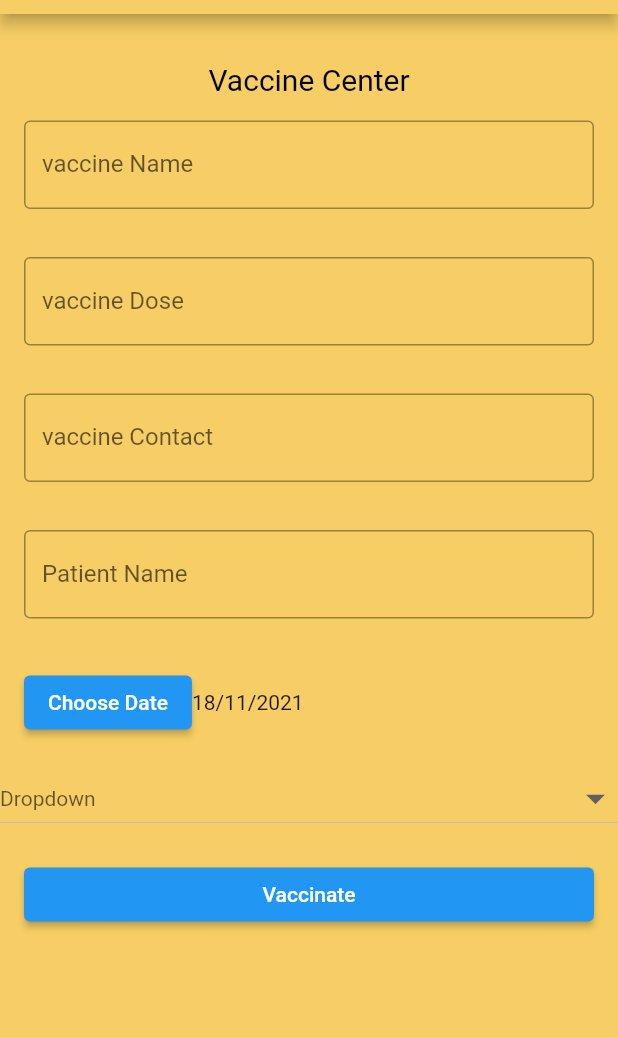
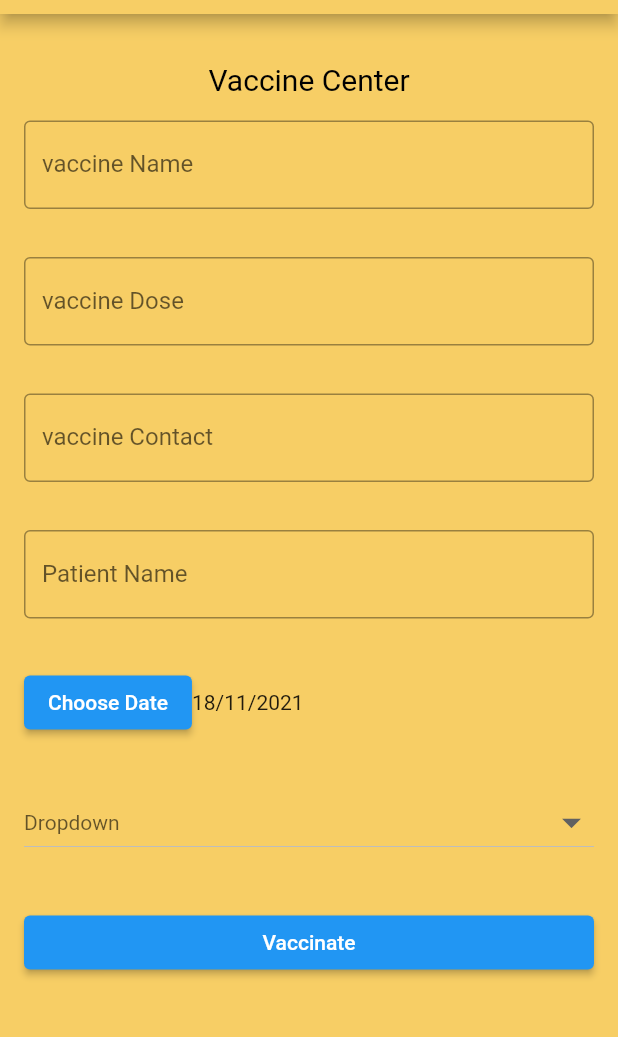
Before and after one commit to abishek12/MediTech, a Flutter app: the VaccineBook screen opened directly with empty values, after a tap on "Vaccinate", on a phone screen of 412 x 824 dp, the part 70-1107 px from its top. Run offline on Flutter 3.47's test engine with Material 2 defaults, Android fonts, the light colour scheme and no system bars; our stand-ins replace cloud_firestore, double_back_to_close_app, firebase_auth, firebase_core, geolocator; accounts and stored records are empty; network calls fail.

Commit message:
Fix Bugs 1.0.4.3

```diff
--- a/lib/screen/home_screen.dart
+++ b/lib/screen/home_screen.dart
@@ -6,6 +6,7 @@ import 'package:flutter/material.dart';
 import 'package:flutter/services.dart';
 import 'package:medicalapp/constants/styles.dart';
 import 'package:medicalapp/main.dart';
+import 'package:medicalapp/screen/login_screen.dart';
 import 'package:medicalapp/widgets/custom_appbar.dart';
 import 'package:medicalapp/widgets/custom_carousel.dart';
 import 'package:medicalapp/widgets/custom_drawer.dart';
@@ -36,8 +37,11 @@ class CheckUserRole extends StatelessWidget {
           default:
             if (snapshot.data!['role'] == "patient") {
               return PatientHomeScreen();
+            }
+            if (snapshot.data!['role'] == "doctor") {
+              return DoctorHomeScreen();
             } else {
-              return DoctorHomeScreen();
+              return LoginScreen();
             }
         }
       },
--- a/lib/screen/register_patient.dart
+++ b/lib/screen/register_patient.dart
@@ -37,7 +37,6 @@ class _RegisterPatientScreenState extends State<RegisterPatientScreen> {
           "age": _age,
           "joinedDate": DateTime.now()
         }));
-        print("$_fullName, $_email");
         Navigator.pushNamed(context, "/login");
       } on FirebaseAuthException catch (e) {
         if (e.code == 'weak-password') {
--- a/lib/screen/vaccine.dart
+++ b/lib/screen/vaccine.dart
@@ -14,33 +14,12 @@ class VaccineScreen extends StatefulWidget {
 }
 
 class _VaccineScreenState extends State<VaccineScreen> {
-
-  // @override
-  // void initState() {
-  //   super.initState();
-  //   getCurrentLocation();
-  // }
-
   @override
   Widget build(BuildContext context) {
-    String latitude = "";
-    String longitude = "";
-
-    // getCurrentLocation() async {
-    //   final geoPosition = await Geolocator.getCurrentPosition(
-    //       desiredAccuracy: LocationAccuracy.high);
-    //   setState(() {
-    //     latitude = "${geoPosition.latitude}";
-    //     longitude = "${geoPosition.longitude}";
-    //     print("$latitude + $longitude");
-    //   });
-    // }
-
     return StreamBuilder<QuerySnapshot<Map<String, dynamic>>>(
       stream: FirebaseFirestore.instance.collection('vaccine').snapshots(),
       builder: (_, snapshot) {
         if (snapshot.hasError) return Text('Error = ${snapshot.error}');
-
         if (snapshot.hasData) {
           final docs = snapshot.data!.docs;
           return Scaffold(
@@ -68,9 +47,7 @@ class _VaccineScreenState extends State<VaccineScreen> {
                                         vName: data['name'],
                                         vContact: data['contact'],
                                         vDose: data['dose'],
-                                        time: data['time'],
                                         patientName: "Abishek Khanal",
-                                        datePicker: "22222",
                                       )));
                         },
                         icon: Icon(CupertinoIcons.arrow_right_circle),
--- a/lib/screen/vaccine_book.dart
+++ b/lib/screen/vaccine_book.dart
@@ -1,3 +1,5 @@
+import 'package:cloud_firestore/cloud_firestore.dart';
+import 'package:firebase_auth/firebase_auth.dart';
 import 'package:flutter/material.dart';
 import 'package:medicalapp/constants/styles.dart';
 import 'package:medicalapp/widgets/custom_appbar.dart';
@@ -7,17 +9,13 @@ class VaccineBook extends StatefulWidget {
   String vName = "";
   String vDose = "";
   String vContact = "";
-  String time = "";
   String patientName = "";
-  String datePicker = "";
 
   VaccineBook({
     required this.vName,
     required this.vDose,
     required this.vContact,
-    required this.time,
     required this.patientName,
-    required this.datePicker,
   });
 
   @override
@@ -27,8 +25,23 @@ class VaccineBook extends StatefulWidget {
 class _VaccineBookState extends State<VaccineBook> {
   @override
   Widget build(BuildContext context) {
+    DateTime selectedDate = DateTime.now();
+    String _dropDownValue = "";
     _bookVaccine() {
-      print("Working");
+      CollectionReference _bookVaccine =
+          FirebaseFirestore.instance.collection('bookVaccine');
+      _bookVaccine
+          .doc(FirebaseAuth.instance.currentUser!.uid)
+          .set({
+            'vaccine_name': widget.vName,
+            'vaccine_dose': widget.vDose,
+            'vaccine_contact': widget.vContact,
+            'patient_name': widget.patientName,
+            'booked_date': "${selectedDate.day}/${selectedDate.month}/${selectedDate.year}",
+            'booked_time': _dropDownValue,
+          })
+          .then((value) => print("User Added"))
+          .catchError((error) => print("Failed to add user: $error"));
     }
 
     List<String> timetable = [
@@ -40,8 +53,6 @@ class _VaccineBookState extends State<VaccineBook> {
       '03:00 - 04:00 P.M',
       '04:00 - 05:00 P.M',
     ];
-    DateTime selectedDate = DateTime.now();
-    String _dropDownValue = "";
     _selectDate(BuildContext context) async {
       final DateTime? selected = await showDatePicker(
         context: context,
@@ -139,7 +150,9 @@ class _VaccineBookState extends State<VaccineBook> {
                       "${selectedDate.day}/${selectedDate.month}/${selectedDate.year}")
                 ],
               )),
-          DropdownButton(
+          Container(
+            margin: EdgeInsets.all(16.0),
+            child: DropdownButton(
               hint: _dropDownValue == ""
                   ? Text('Dropdown')
                   : Text(
@@ -152,7 +165,7 @@ class _VaccineBookState extends State<VaccineBook> {
               items: timetable.map(
                 (val) {
                   return DropdownMenuItem<String>(
-                  value: val.toString(),
+                    value: val,
                     child: Text(val),
                   );
                 },
@@ -165,6 +178,7 @@ class _VaccineBookState extends State<VaccineBook> {
                   },
                 );
               },
+            ),
           ),
           Container(
             width: MediaQuery.of(context).size.width,
```
Also changed, not shown: 5 other files. Lines whose indentation alone changed are shown as unchanged.
